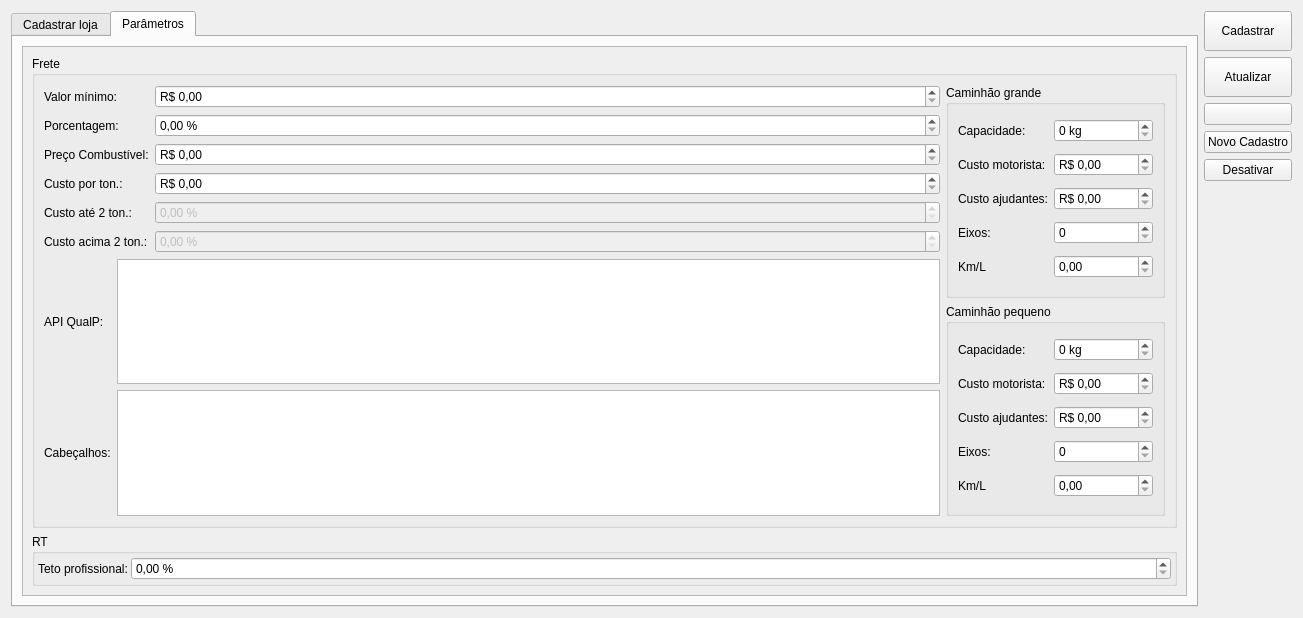
First picture: the form in ui/cadastroloja.ui, repository darktorres/ERP-STACCATO, before the edit.
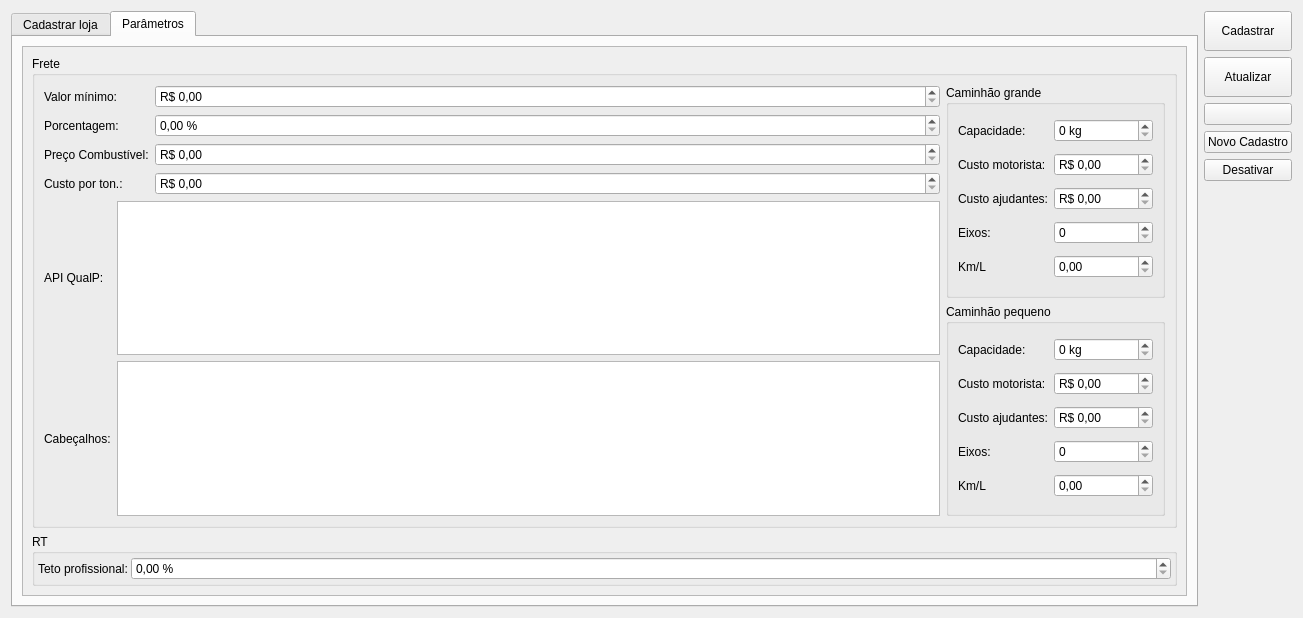
Second picture: the form after the edit. The open tabs and pages were chosen to show the change. Icons and pictures are not drawn. Custom widgets are drawn as their Qt base class.

What changed in the file:
```diff
--- a/ui/cadastroloja.ui
+++ b/ui/cadastroloja.ui
@@ -744,52 +744,6 @@
                   </property>
                  </widget>
                 </item>
-                <item row="4" column="0">
-                 <widget class="QLabel" name="label_9">
-                  <property name="sizePolicy">
-                   <sizepolicy hsizetype="Maximum" vsizetype="Preferred">
-                    <horstretch>0</horstretch>
-                    <verstretch>0</verstretch>
-                   </sizepolicy>
-                  </property>
-                  <property name="text">
-                   <string>Custo até 2 ton.:</string>
-                  </property>
-                 </widget>
-                </item>
-                <item row="4" column="1">
-                 <widget class="QDoubleSpinBox" name="doubleSpinBoxCustoTransporte2Ton">
-                  <property name="enabled">
-                   <bool>false</bool>
-                  </property>
-                  <property name="suffix">
-                   <string> %</string>
-                  </property>
-                 </widget>
-                </item>
-                <item row="5" column="0">
-                 <widget class="QLabel" name="label_10">
-                  <property name="sizePolicy">
-                   <sizepolicy hsizetype="Maximum" vsizetype="Preferred">
-                    <horstretch>0</horstretch>
-                    <verstretch>0</verstretch>
-                   </sizepolicy>
-                  </property>
-                  <property name="text">
-                   <string>Custo acima 2 ton.:</string>
-                  </property>
-                 </widget>
-                </item>
-                <item row="5" column="1">
-                 <widget class="QDoubleSpinBox" name="doubleSpinBoxCustoTransporteAcima2Ton">
-                  <property name="enabled">
-                   <bool>false</bool>
-                  </property>
-                  <property name="suffix">
-                   <string> %</string>
-                  </property>
-                 </widget>
-                </item>
                </layout>
               </item>
               <item row="0" column="1" rowspan="2">
```
Left out of the diff: 70 changed lines with no effect on the pictures.
